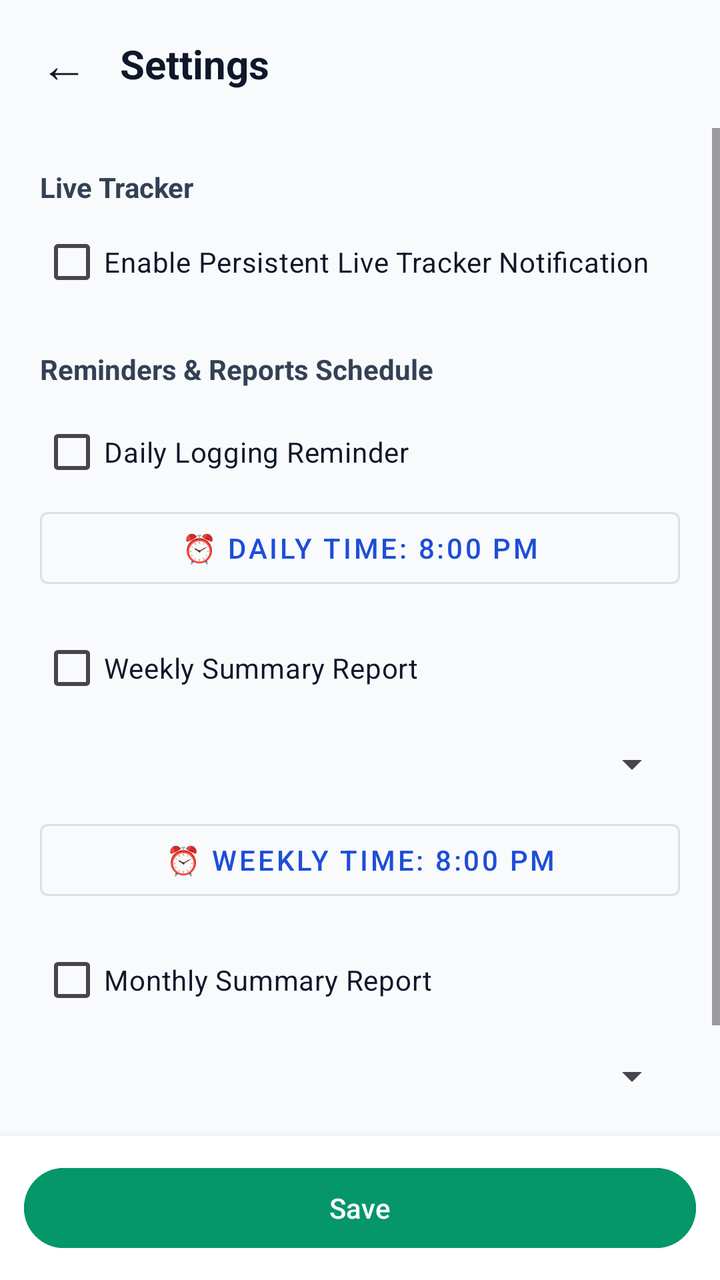
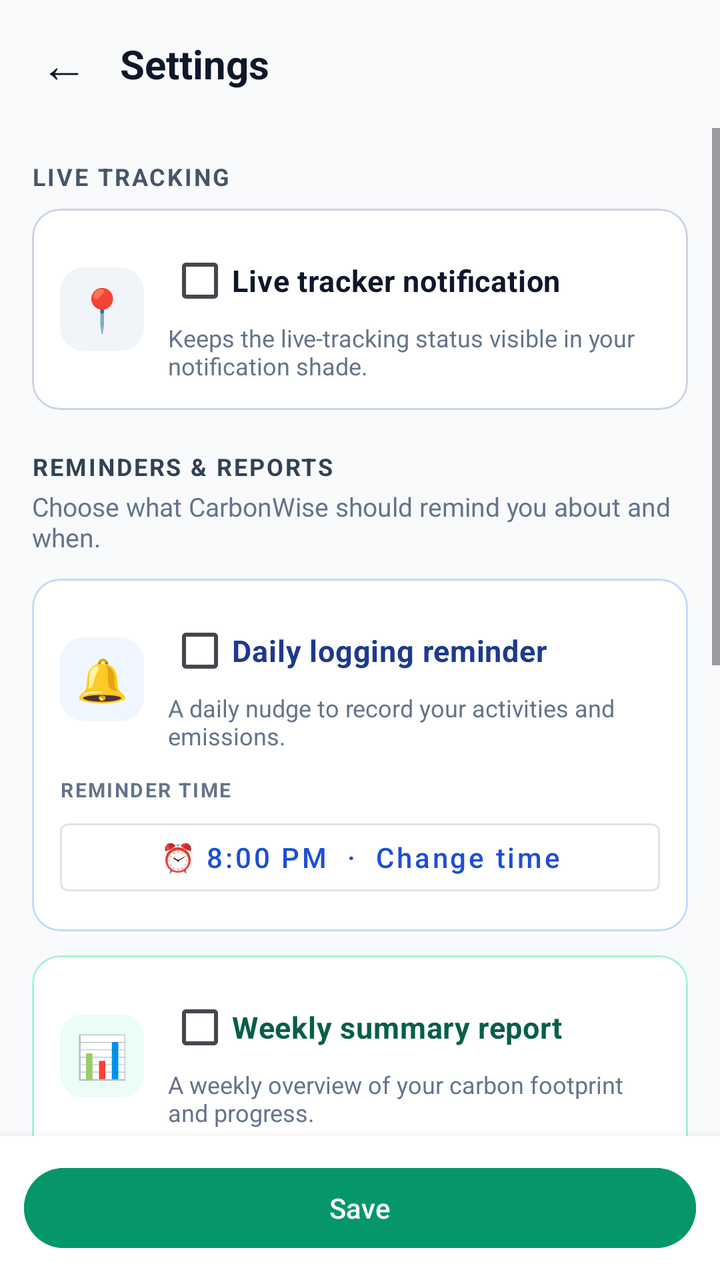

Two renders of the same Android screen: before a commit and after it. Below are the layout's source before the change and the commit's diff.
<!-- AndroidManifest.xml: application theme Theme.CarbonWise -->
<!-- res/layout/activity_settings_notifications.xml -->
<?xml version="1.0" encoding="utf-8"?>
<LinearLayout xmlns:android="http://schemas.android.com/apk/res/android"
    xmlns:tools="http://schemas.android.com/tools"
    android:layout_width="match_parent"
    android:layout_height="match_parent"
    android:background="#F8FAFC"
    android:orientation="vertical"
    tools:ignore="HardcodedText,ButtonStyle,TextContrastCheck">

    <include
        layout="@layout/include_settings_header"
        android:layout_width="match_parent"
        android:layout_height="wrap_content" />

    <ScrollView
        android:layout_width="match_parent"
        android:layout_height="0dp"
        android:layout_weight="1"
        android:fillViewport="true">

        <LinearLayout
            android:layout_width="match_parent"
            android:layout_height="wrap_content"
            android:orientation="vertical"
            android:padding="20dp">

            
            <TextView
                android:layout_width="match_parent"
                android:layout_height="wrap_content"
                android:text="Live Tracker"
                android:textColor="#334155"
                android:textSize="14sp"
                android:textStyle="bold" />

            <CheckBox
                android:id="@+id/cbEnableLiveTracker"
                android:layout_width="match_parent"
                android:layout_height="wrap_content"
                android:layout_marginTop="4dp"
                android:minHeight="48dp"
                android:text="Enable Persistent Live Tracker Notification"
                android:textColor="#0F172A"
                android:textSize="14sp" />

            
            <TextView
                android:layout_width="match_parent"
                android:layout_height="wrap_content"
                android:layout_marginTop="20dp"
                android:text="Reminders &amp; Reports Schedule"
                android:textColor="#334155"
                android:textSize="14sp"
                android:textStyle="bold" />

            <CheckBox
                android:id="@+id/cbEnableDailyReminder"
                android:layout_width="match_parent"
                android:layout_height="wrap_content"
                android:layout_marginTop="8dp"
                android:minHeight="48dp"
                android:text="Daily Logging Reminder"
                android:textColor="#0F172A" />

            <Button
                android:id="@+id/btnDailyReminderTime"
                style="@style/Widget.MaterialComponents.Button.OutlinedButton"
                android:layout_width="match_parent"
                android:layout_height="48dp"
                android:text="⏰ Daily Time: 8:00 PM"
                android:textColor="#1D4ED8" />

            <CheckBox
                android:id="@+id/cbEnableWeeklyReport"
                android:layout_width="match_parent"
                android:layout_height="wrap_content"
                android:layout_marginTop="12dp"
                android:minHeight="48dp"
                android:text="Weekly Summary Report"
                android:textColor="#0F172A" />

            <Spinner
                android:id="@+id/spWeeklyDay"
                android:layout_width="match_parent"
                android:layout_height="48dp"
                android:popupBackground="#FFFFFF" />

            <Button
                android:id="@+id/btnWeeklyReportTime"
                style="@style/Widget.MaterialComponents.Button.OutlinedButton"
                android:layout_width="match_parent"
                android:layout_height="48dp"
                android:text="⏰ Weekly Time: 8:00 PM"
                android:textColor="#1D4ED8" />

            <CheckBox
                android:id="@+id/cbEnableMonthlyReport"
                android:layout_width="match_parent"
                android:layout_height="wrap_content"
                android:layout_marginTop="12dp"
                android:minHeight="48dp"
                android:text="Monthly Summary Report"
                android:textColor="#0F172A" />

            <Spinner
                android:id="@+id/spMonthlyDay"
                android:layout_width="match_parent"
                android:layout_height="48dp"
                android:popupBackground="#FFFFFF" />

            <Button
                android:id="@+id/btnMonthlyReportTime"
                style="@style/Widget.MaterialComponents.Button.OutlinedButton"
                android:layout_width="match_parent"
                android:layout_height="48dp"
                android:text="⏰ Monthly Time: 8:00 PM"
                android:textColor="#1D4ED8" />
        </LinearLayout>
    </ScrollView>

    <LinearLayout
        android:layout_width="match_parent"
        android:layout_height="wrap_content"
        android:background="#FFFFFF"
        android:elevation="8dp"
        android:orientation="vertical"
        android:padding="12dp">

        <Button
            android:id="@+id/btnSave"
            android:layout_width="match_parent"
            android:layout_height="48dp"
            android:backgroundTint="#059669"
            android:text="Save"
            android:textColor="#FFFFFF" />
    </LinearLayout>
</LinearLayout>
<!-- res/layout/include_settings_header.xml (included above) -->
<?xml version="1.0" encoding="utf-8"?>
<LinearLayout xmlns:android="http://schemas.android.com/apk/res/android"
    xmlns:tools="http://schemas.android.com/tools"
    android:layout_width="match_parent"
    android:layout_height="wrap_content"
    android:background="#F8FAFC"
    android:gravity="center_vertical"
    android:orientation="horizontal"
    android:paddingHorizontal="8dp"
    android:paddingVertical="8dp"
    tools:ignore="HardcodedText">

    <TextView
        android:id="@+id/btnSettingsBack"
        android:layout_width="48dp"
        android:layout_height="48dp"
        android:background="?attr/selectableItemBackgroundBorderless"
        android:clickable="true"
        android:contentDescription="Back"
        android:focusable="true"
        android:gravity="center"
        android:text="←"
        android:textColor="#0F172A"
        android:textSize="24sp" />

    <TextView
        android:id="@+id/tvScreenTitle"
        android:layout_width="0dp"
        android:layout_height="wrap_content"
        android:layout_marginStart="4dp"
        android:layout_weight="1"
        android:singleLine="true"
        android:text="Settings"
        android:textColor="#0F172A"
        android:textSize="20sp"
        android:textStyle="bold" />
</LinearLayout>
<!-- resources referenced by this layout -->
<resources>
  <style name="Theme.CarbonWise" parent="Base.Theme.CarbonWise" />
  <style name="Base.Theme.CarbonWise" parent="Theme.Material3.DayNight.NoActionBar">
          
          <item name="colorPrimary">@color/primary_blue</item>
          <item name="colorOnPrimary">@color/white</item>
          <item name="colorPrimaryVariant">@color/primary_dark_blue</item>
          <item name="colorSecondary">@color/blue_accent</item>
  
          
          <item name="android:statusBarColor">@color/primary_dark_blue</item>
          <item name="android:windowLightStatusBar">false</item>
      </style>
  <color name="primary_blue">#1976D2</color>
  <color name="white">#FFFFFF</color>
  <color name="primary_dark_blue">#0D47A1</color>
  <color name="blue_accent">#0288D1</color>
</resources>

<!-- the commit's change to res/layout/activity_settings_notifications.xml (unified diff, before → after) -->
@@ -1,5 +1,6 @@
 <?xml version="1.0" encoding="utf-8"?>
 <LinearLayout xmlns:android="http://schemas.android.com/apk/res/android"
+    xmlns:app="http://schemas.android.com/apk/res-auto"
     xmlns:tools="http://schemas.android.com/tools"
     android:layout_width="match_parent"
     android:layout_height="match_parent"
@@ -16,105 +17,393 @@
         android:layout_width="match_parent"
         android:layout_height="0dp"
         android:layout_weight="1"
+        android:clipToPadding="false"
         android:fillViewport="true">
 
         <LinearLayout
             android:layout_width="match_parent"
             android:layout_height="wrap_content"
             android:orientation="vertical"
-            android:padding="20dp">
+            android:paddingStart="16dp"
+            android:paddingTop="16dp"
+            android:paddingEnd="16dp"
+            android:paddingBottom="20dp">
 
             
             <TextView
                 android:layout_width="match_parent"
                 android:layout_height="wrap_content"
-                android:text="Live Tracker"
+                android:layout_marginBottom="8dp"
+                android:text="LIVE TRACKING"
+                android:textColor="#475569"
+                android:textSize="12sp"
+                android:textStyle="bold"
+                android:letterSpacing="0.08" />
+
+            <com.google.android.material.card.MaterialCardView
+                android:layout_width="match_parent"
+                android:layout_height="wrap_content"
+                android:layout_marginBottom="20dp"
+                app:cardBackgroundColor="#FFFFFF"
+                app:cardCornerRadius="14dp"
+                app:cardElevation="0dp"
+                app:strokeColor="#CBD5E1"
+                app:strokeWidth="1dp">
+
+                <LinearLayout
+                    android:layout_width="match_parent"
+                    android:layout_height="wrap_content"
+                    android:gravity="center_vertical"
+                    android:orientation="horizontal"
+                    android:padding="14dp">
+
+                    <TextView
+                        android:layout_width="42dp"
+                        android:layout_height="42dp"
+                        android:background="@drawable/bg_notification_live_icon"
+                        android:gravity="center"
+                        android:text="📍"
+                        android:textSize="21sp" />
+
+                    <LinearLayout
+                        android:layout_width="0dp"
+                        android:layout_height="wrap_content"
+                        android:layout_marginStart="12dp"
+                        android:layout_weight="1"
+                        android:orientation="vertical">
+
+                        <CheckBox
+                            android:id="@+id/cbEnableLiveTracker"
+                            android:layout_width="match_parent"
+                            android:layout_height="wrap_content"
+                            android:minHeight="44dp"
+                            android:paddingEnd="2dp"
+                            android:text="Live tracker notification"
+                            android:textColor="#0F172A"
+                            android:textSize="15sp"
+                            android:textStyle="bold" />
+
+                        <TextView
+                            android:layout_width="match_parent"
+                            android:layout_height="wrap_content"
+                            android:layout_marginTop="-2dp"
+                            android:text="Keeps the live-tracking status visible in your notification shade."
+                            android:textColor="#64748B"
+                            android:textSize="12sp" />
+                    </LinearLayout>
+                </LinearLayout>
+            </com.google.android.material.card.MaterialCardView>
+
+            <TextView
+                android:layout_width="match_parent"
+                android:layout_height="wrap_content"
+                android:text="REMINDERS &amp; REPORTS"
                 android:textColor="#334155"
-                android:textSize="14sp"
-                android:textStyle="bold" />
-
-            <CheckBox
-                android:id="@+id/cbEnableLiveTracker"
-                android:layout_width="match_parent"
-                android:layout_height="wrap_content"
-                android:layout_marginTop="4dp"
-                android:minHeight="48dp"
-                android:text="Enable Persistent Live Tracker Notification"
-                android:textColor="#0F172A"
-                android:textSize="14sp" />
+                android:textSize="12sp"
+                android:textStyle="bold"
+                android:letterSpacing="0.08" />
+
+            <TextView
+                android:layout_width="match_parent"
+                android:layout_height="wrap_content"
+                android:layout_marginTop="3dp"
+                android:layout_marginBottom="12dp"
+                android:text="Choose what CarbonWise should remind you about and when."
+                android:textColor="#64748B"
+                android:textSize="13sp" />
 
             
-            <TextView
-                android:layout_width="match_parent"
-                android:layout_height="wrap_content"
-                android:layout_marginTop="20dp"
-                android:text="Reminders &amp; Reports Schedule"
-                android:textColor="#334155"
-                android:textSize="14sp"
-                android:textStyle="bold" />
-
-            <CheckBox
-                android:id="@+id/cbEnableDailyReminder"
-                android:layout_width="match_parent"
-                android:layout_height="wrap_content"
-                android:layout_marginTop="8dp"
-                android:minHeight="48dp"
-                android:text="Daily Logging Reminder"
-                android:textColor="#0F172A" />
-
-            <Button
-                android:id="@+id/btnDailyReminderTime"
-                style="@style/Widget.MaterialComponents.Button.OutlinedButton"
-                android:layout_width="match_parent"
-                android:layout_height="48dp"
-                android:text="⏰ Daily Time: 8:00 PM"
-                android:textColor="#1D4ED8" />
-
-            <CheckBox
-                android:id="@+id/cbEnableWeeklyReport"
-                android:layout_width="match_parent"
-                android:layout_height="wrap_content"
-                android:layout_marginTop="12dp"
-                android:minHeight="48dp"
-                android:text="Weekly Summary Report"
-                android:textColor="#0F172A" />
-
-            <Spinner
-                android:id="@+id/spWeeklyDay"
-                android:layout_width="match_parent"
-                android:layout_height="48dp"
-                android:popupBackground="#FFFFFF" />
-
-            <Button
-                android:id="@+id/btnWeeklyReportTime"
-                style="@style/Widget.MaterialComponents.Button.OutlinedButton"
-                android:layout_width="match_parent"
-                android:layout_height="48dp"
-                android:text="⏰ Weekly Time: 8:00 PM"
-                android:textColor="#1D4ED8" />
-
-            <CheckBox
-                android:id="@+id/cbEnableMonthlyReport"
-                android:layout_width="match_parent"
-                android:layout_height="wrap_content"
-                android:layout_marginTop="12dp"
-                android:minHeight="48dp"
-                android:text="Monthly Summary Report"
-                android:textColor="#0F172A" />
-
-            <Spinner
-                android:id="@+id/spMonthlyDay"
-                android:layout_width="match_parent"
-                android:layout_height="48dp"
-                android:popupBackground="#FFFFFF" />
-
-            <Button
-                android:id="@+id/btnMonthlyReportTime"
-                style="@style/Widget.MaterialComponents.Button.OutlinedButton"
-                android:layout_width="match_parent"
-                android:layout_height="48dp"
-                android:text="⏰ Monthly Time: 8:00 PM"
-                android:textColor="#1D4ED8" />
+            <com.google.android.material.card.MaterialCardView
+                android:layout_width="match_parent"
+                android:layout_height="wrap_content"
+                android:layout_marginBottom="12dp"
+                app:cardBackgroundColor="#FFFFFF"
+                app:cardCornerRadius="14dp"
+                app:cardElevation="0dp"
+                app:strokeColor="#BFDBFE"
+                app:strokeWidth="1dp">
+
+                <LinearLayout
+                    android:layout_width="match_parent"
+                    android:layout_height="wrap_content"
+                    android:orientation="vertical"
+                    android:padding="14dp">
+
+                    <LinearLayout
+                        android:layout_width="match_parent"
+                        android:layout_height="wrap_content"
+                        android:gravity="center_vertical"
+                        android:orientation="horizontal">
+
+                        <TextView
+                            android:layout_width="42dp"
+                            android:layout_height="42dp"
+                            android:background="@drawable/bg_notification_daily_icon"
+                            android:gravity="center"
+                            android:text="🔔"
+                            android:textSize="21sp" />
+
+                        <LinearLayout
+                            android:layout_width="0dp"
+                            android:layout_height="wrap_content"
+                            android:layout_marginStart="12dp"
+                            android:layout_weight="1"
+                            android:orientation="vertical">
+
+                            <CheckBox
+                                android:id="@+id/cbEnableDailyReminder"
+                                android:layout_width="match_parent"
+                                android:layout_height="wrap_content"
+                                android:minHeight="44dp"
+                                android:text="Daily logging reminder"
+                                android:textColor="#1E3A8A"
+                                android:textSize="15sp"
+                                android:textStyle="bold" />
+
+                            <TextView
+                                android:layout_width="match_parent"
+                                android:layout_height="wrap_content"
+                                android:layout_marginTop="-2dp"
+                                android:text="A daily nudge to record your activities and emissions."
+                                android:textColor="#64748B"
+                                android:textSize="12sp" />
+                        </LinearLayout>
+                    </LinearLayout>
+
+                    <TextView
+                        android:layout_width="match_parent"
+                        android:layout_height="wrap_content"
+                        android:layout_marginTop="12dp"
+                        android:text="REMINDER TIME"
+                        android:textColor="#64748B"
+                        android:textSize="10sp"
+                        android:textStyle="bold"
+                        android:letterSpacing="0.08" />
+
+                    <Button
+                        android:id="@+id/btnDailyReminderTime"
+                        style="@style/Widget.MaterialComponents.Button.OutlinedButton"
+                        android:layout_width="match_parent"
+                        android:layout_height="46dp"
+                        android:layout_marginTop="4dp"
+                        android:contentDescription="Change daily logging reminder time"
+                        android:gravity="center"
+                        android:text="⏰ 8:00 PM  ·  Change time"
+                        android:textAllCaps="false"
+                        android:textColor="#1D4ED8"
+                        android:textSize="14sp" />
+                </LinearLayout>
+            </com.google.android.material.card.MaterialCardView>
+
+            
+            <com.google.android.material.card.MaterialCardView
+                android:layout_width="match_parent"
+                android:layout_height="wrap_content"
+                android:layout_marginBottom="12dp"
+                app:cardBackgroundColor="#FFFFFF"
+                app:cardCornerRadius="14dp"
+                app:cardElevation="0dp"
+                app:strokeColor="#A7F3D0"
+                app:strokeWidth="1dp">
+
+                <LinearLayout
+                    android:layout_width="match_parent"
+                    android:layout_height="wrap_content"
+                    android:orientation="vertical"
+                    android:padding="14dp">
+
+                    <LinearLayout
+                        android:layout_width="match_parent"
+                        android:layout_height="wrap_content"
+                        android:gravity="center_vertical"
+                        android:orientation="horizontal">
+
+                        <TextView
+                            android:layout_width="42dp"
+                            android:layout_height="42dp"
+                            android:background="@drawable/bg_notification_weekly_icon"
+                            android:gravity="center"
+                            android:text="📊"
+                            android:textSize="21sp" />
+
+                        <LinearLayout
+                            android:layout_width="0dp"
+                            android:layout_height="wrap_content"
+                            android:layout_marginStart="12dp"
+                            android:layout_weight="1"
+                            android:orientation="vertical">
+
+                            <CheckBox
+                                android:id="@+id/cbEnableWeeklyReport"
+                                android:layout_width="match_parent"
+                                android:layout_height="wrap_content"
+                                android:minHeight="44dp"
+                                android:text="Weekly summary report"
+                                android:textColor="#065F46"
+                                android:textSize="15sp"
+                                android:textStyle="bold" />
+
+                            <TextView
+                                android:layout_width="match_parent"
+                                android:layout_height="wrap_content"
+                                android:layout_marginTop="-2dp"
+                                android:text="A weekly overview of your carbon footprint and progress."
+                                android:textColor="#64748B"
+                                android:textSize="12sp" />
+                        </LinearLayout>
+                    </LinearLayout>
+
+                    <TextView
+                        android:layout_width="match_parent"
+                        android:layout_height="wrap_content"
+                        android:layout_marginTop="12dp"
+                        android:text="REPORT DAY"
+                        android:textColor="#64748B"
+                        android:textSize="10sp"
+                        android:textStyle="bold"
+                        android:letterSpacing="0.08" />
+
+                    <Spinner
+                        android:id="@+id/spWeeklyDay"
+                        android:layout_width="match_parent"
+                        android:layout_height="46dp"
+                        android:layout_marginTop="4dp"
+                        android:background="@drawable/bg_notification_spinner"
+                        android:contentDescription="Choose the day for the weekly summary report"
+                        android:paddingStart="8dp"
+                        android:paddingEnd="36dp"
+                        android:spinnerMode="dropdown"
+                        android:popupBackground="#FFFFFF" />
+
+                    <TextView
+                        android:layout_width="match_parent"
+                        android:layout_height="wrap_content"
+                        android:layout_marginTop="8dp"
+                        android:text="REPORT TIME"
+                        android:textColor="#64748B"
+                        android:textSize="10sp"
+                        android:textStyle="bold"
+                        android:letterSpacing="0.08" />
+
+                    <Button
+                        android:id="@+id/btnWeeklyReportTime"
+                        style="@style/Widget.MaterialComponents.Button.OutlinedButton"
+                        android:layout_width="match_parent"
+                        android:layout_height="46dp"
+                        android:layout_marginTop="4dp"
+                        android:contentDescription="Change weekly summary report time"
+                        android:gravity="center"
+                        android:text="⏰ 8:00 PM  ·  Change time"
+                        android:textAllCaps="false"
+                        android:textColor="#047857"
+                        android:textSize="14sp" />
+                </LinearLayout>
+            </com.google.android.material.card.MaterialCardView>
+
+            
+            <com.google.android.material.card.MaterialCardView
+                android:layout_width="match_parent"
+                android:layout_height="wrap_content"
+                android:layout_marginBottom="4dp"
+                app:cardBackgroundColor="#FFFFFF"
+                app:cardCornerRadius="14dp"
+                app:cardElevation="0dp"
+                app:strokeColor="#DDD6FE"
+                app:strokeWidth="1dp">
+
+                <LinearLayout
+                    android:layout_width="match_parent"
+                    android:layout_height="wrap_content"
+                    android:orientation="vertical"
+                    android:padding="14dp">
+
+                    <LinearLayout
+                        android:layout_width="match_parent"
+                        android:layout_height="wrap_content"
+                        android:gravity="center_vertical"
+                        android:orientation="horizontal">
+
+                        <TextView
+                            android:layout_width="42dp"
+                            android:layout_height="42dp"
+                            android:background="@drawable/bg_notification_monthly_icon"
+                            android:gravity="center"
+                            android:text="🗓️"
+                            android:textSize="21sp" />
+
+                        <LinearLayout
+                            android:layout_width="0dp"
+                            android:layout_height="wrap_content"
+                            android:layout_marginStart="12dp"
+                            android:layout_weight="1"
+                            android:orientation="vertical">
+
+                            <CheckBox
+                                android:id="@+id/cbEnableMonthlyReport"
+                                android:layout_width="match_parent"
+                                android:layout_height="wrap_content"
+                                android:minHeight="44dp"
+                                android:text="Monthly summary report"
+                                android:textColor="#5B21B6"
+                                android:textSize="15sp"
+                                android:textStyle="bold" />
+
+                            <TextView
+                                android:layout_width="match_parent"
+                                android:layout_height="wrap_content"
+                                android:layout_marginTop="-2dp"
+                                android:text="A month-by-month view of emissions and trends."
+                                android:textColor="#64748B"
+                                android:textSize="12sp" />
+                        </LinearLayout>
+                    </LinearLayout>
+
+                    <TextView
+                        android:layout_width="match_parent"
+                        android:layout_height="wrap_content"
+                        android:layout_marginTop="12dp"
+                        android:text="REPORT DATE"
+                        android:textColor="#64748B"
+                        android:textSize="10sp"
+                        android:textStyle="bold"
+                        android:letterSpacing="0.08" />
+
+                    <Spinner
+                        android:id="@+id/spMonthlyDay"
+                        android:layout_width="match_parent"
+                        android:layout_height="46dp"
+                        android:layout_marginTop="4dp"
+                        android:background="@drawable/bg_notification_spinner"
+                        android:contentDescription="Choose the date for the monthly summary report"
+                        android:paddingStart="8dp"
+                        android:paddingEnd="36dp"
+                        android:spinnerMode="dropdown"
+                        android:popupBackground="#FFFFFF" />
+
+                    <TextView
+                        android:layout_width="match_parent"
+                        android:layout_height="wrap_content"
+                        android:layout_marginTop="8dp"
+                        android:text="REPORT TIME"
+                        android:textColor="#64748B"
+                        android:textSize="10sp"
+                        android:textStyle="bold"
+                        android:letterSpacing="0.08" />
+
+                    <Button
+                        android:id="@+id/btnMonthlyReportTime"
+                        style="@style/Widget.MaterialComponents.Button.OutlinedButton"
+                        android:layout_width="match_parent"
+                        android:layout_height="46dp"
+                        android:layout_marginTop="4dp"
+                        android:contentDescription="Change monthly summary report time"
+                        android:gravity="center"
+                        android:text="⏰ 8:00 PM  ·  Change time"
+                        android:textAllCaps="false"
+                        android:textColor="#6D28D9"
+                        android:textSize="14sp" />
+                </LinearLayout>
+            </com.google.android.material.card.MaterialCardView>
         </LinearLayout>
     </ScrollView>
 
<!-- resource entries referenced after the edit -->
@@ -1,6 +1,55 @@
 <!-- resources referenced by this layout -->
 <resources>
+  <!-- drawable bg_notification_daily_icon (drawable) -->
+  <?xml version="1.0" encoding="utf-8"?>
+  <shape xmlns:android="http://schemas.android.com/apk/res/android" android:shape="rectangle">
+      <solid android:color="#EFF6FF" />
+      <corners android:radius="12dp" />
+  </shape>
+  <!-- drawable bg_notification_live_icon (drawable) -->
+  <?xml version="1.0" encoding="utf-8"?>
+  <shape xmlns:android="http://schemas.android.com/apk/res/android" android:shape="rectangle">
+      <solid android:color="#F1F5F9" />
+      <corners android:radius="12dp" />
+  </shape>
+  <!-- drawable bg_notification_monthly_icon (drawable) -->
+  <?xml version="1.0" encoding="utf-8"?>
+  <shape xmlns:android="http://schemas.android.com/apk/res/android" android:shape="rectangle">
+      <solid android:color="#F5F3FF" />
+      <corners android:radius="12dp" />
+  </shape>
+  <!-- drawable bg_notification_spinner (drawable) -->
+  <?xml version="1.0" encoding="utf-8"?>
+  <layer-list xmlns:android="http://schemas.android.com/apk/res/android">
+      <item>
+          <shape android:shape="rectangle">
+              <solid android:color="#F8FAFC" />
+              <stroke android:width="1dp" android:color="#E2E8F0" />
+              <corners android:radius="8dp" />
+          </shape>
+      </item>
+      <item
+          android:drawable="@drawable/ic_notification_spinner_arrow"
+          android:gravity="end|center_vertical"
+          android:right="10dp" />
+  </layer-list>
+  <!-- drawable bg_notification_weekly_icon (drawable) -->
+  <?xml version="1.0" encoding="utf-8"?>
+  <shape xmlns:android="http://schemas.android.com/apk/res/android" android:shape="rectangle">
+      <solid android:color="#ECFDF5" />
+      <corners android:radius="12dp" />
+  </shape>
   <style name="Theme.CarbonWise" parent="Base.Theme.CarbonWise" />
+  <!-- drawable ic_notification_spinner_arrow (drawable) -->
+  <vector xmlns:android="http://schemas.android.com/apk/res/android"
+      android:width="20dp"
+      android:height="20dp"
+      android:viewportWidth="24"
+      android:viewportHeight="24">
+      <path
+          android:fillColor="#64748B"
+          android:pathData="M7,10 L12,15 L17,10 Z" />
+  </vector>
   <style name="Base.Theme.CarbonWise" parent="Theme.Material3.DayNight.NoActionBar">
           
           <item name="colorPrimary">@color/primary_blue</item>
